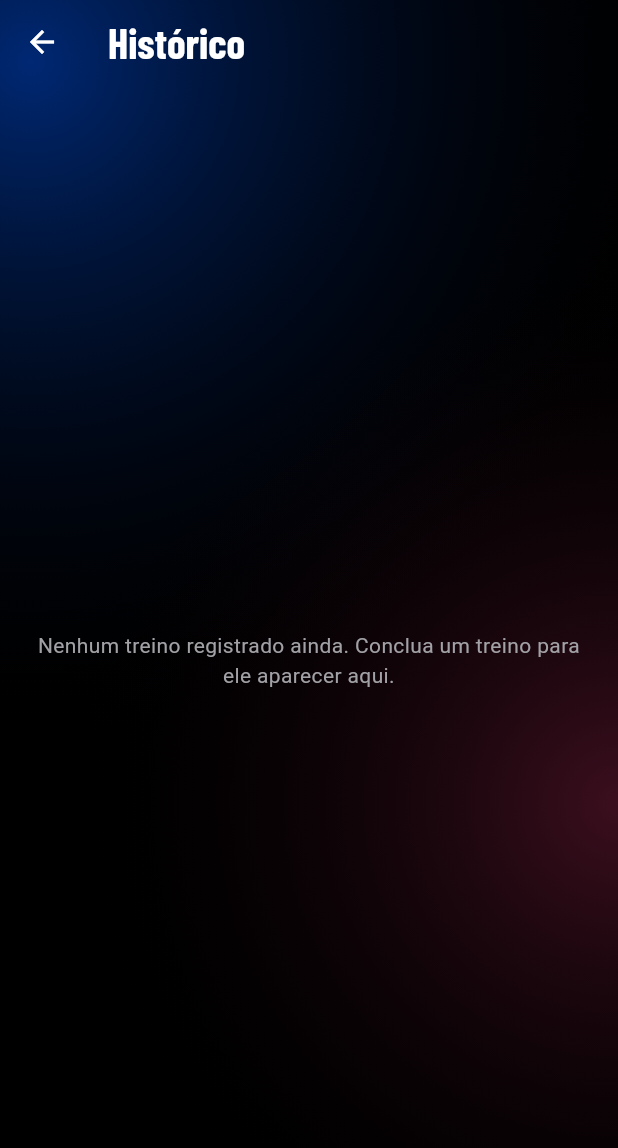
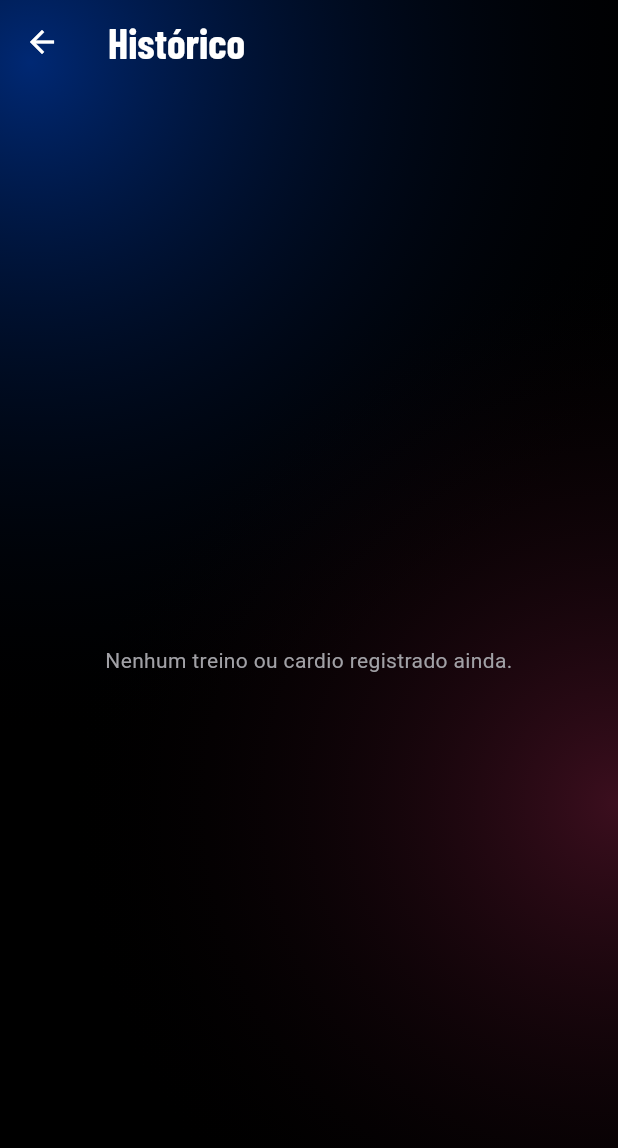
Before and after one commit to marcus250488-png/Treino-, a Flutter app: the HistoricoTela screen opened directly, on a phone screen of 412 x 824 dp. Shown: the top 1148 px of the screen. Run offline on Flutter 3.47's test engine with Material 3 defaults, Android fonts, the phone set to English and light mode, and no system bars; our stand-ins replace cloud_firestore, file_picker, firebase_auth, firebase_core, geolocator, google_fonts and 6 more; missing offline and left inert: syncfusion_flutter_pdf; accounts and stored records are empty.

Commit message:
v1.14.1: historico cardio e alimentos

```diff
--- a/lib/extras.dart
+++ b/lib/extras.dart
@@ -108,21 +108,63 @@ class HistoricoTela extends StatelessWidget {
     final ok = await showDialog<bool>(
       context: context,
       builder: (c) => AlertDialog(
-        title: const Text('Excluir este treino?'),
-        content: Text(
-            '${s.rotulo} • ${fmtDataIso(s.data)}\n\nEle sai do histórico e das estatísticas. Isso não pode ser desfeito.'),
+        title: Text(s.cardio ? 'Excluir este cardio?' : 'Excluir este treino?'),
+        content: Text('${s.dia} • ${fmtDataIso(s.data)}\n\nEste registro será removido do histórico e das estatísticas.'),
         actions: [
-          TextButton(
-              onPressed: () => Navigator.pop(c, false),
-              child: const Text('Cancelar')),
-          TextButton(
-              onPressed: () => Navigator.pop(c, true),
-              child: const Text('Excluir')),
+          TextButton(onPressed: () => Navigator.pop(c, false), child: const Text('Cancelar')),
+          TextButton(onPressed: () => Navigator.pop(c, true), child: const Text('Excluir')),
         ],
       ),
     );
     if (ok == true) await app.excluirSessao(s);
   }
+
+  Widget _tituloSecao(String nome, int quantidade, IconData icone) => Padding(
+    padding: const EdgeInsets.fromLTRB(4, 18, 4, 10),
+    child: Row(children: [
+      Icon(icone, color: kAzul),
+      const SizedBox(width: 8),
+      Text(nome, style: titulo(23)),
+      const Spacer(),
+      Text('$quantidade registros', style: const TextStyle(color: kMudo, fontSize: 12)),
+    ]),
+  );
+
+  Widget _cartao(BuildContext context, Sessao s) {
+    return Padding(
+      padding: const EdgeInsets.only(bottom: 10),
+      child: Vidro(
+        padding: const EdgeInsets.all(14),
+        raio: 22,
+        onTap: () => Navigator.push(context, MaterialPageRoute(builder: (_) => SessaoDetalheTela(sessao: s))),
+        child: Row(children: [
+          Expanded(child: Column(crossAxisAlignment: CrossAxisAlignment.start, children: [
+            Text(s.rotulo, style: titulo(23)),
+            Text(s.treinoDeOutroDia == null
+              ? fmtDataIso(s.data)
+              : '${fmtDataIso(s.data)} • treino de ${s.dia.split('-').first.toLowerCase()}',
+              style: const TextStyle(color: kMudo)),
+            const SizedBox(height: 4),
+            Text(s.cardio
+              ? s.resumoCardio
+              : '${s.series} de ${s.seriesTotal} séries • ${fmtTempo(s.seg)} • ${s.volume.round()} kg',
+              style: const TextStyle(color: kMudo)),
+          ])),
+          Container(
+            padding: const EdgeInsets.symmetric(horizontal: 12, vertical: 6),
+            decoration: BoxDecoration(
+              color: s.completo ? kAzul : const Color.fromRGBO(255, 193, 7, .25),
+              borderRadius: BorderRadius.circular(14)),
+            child: Text(s.completo ? 'Completo' : 'Parcial', style: const TextStyle(fontSize: 12)),
+          ),
+          IconButton(tooltip: s.cardio ? 'Excluir cardio' : 'Excluir treino',
+            onPressed: () => _excluir(context, s),
+            icon: const Icon(Icons.delete_outline, color: Colors.redAccent)),
+        ]),
+      ),
+    );
+  }
+
   @override
   Widget build(BuildContext context) {
     return Scaffold(
@@ -130,89 +172,42 @@ class HistoricoTela extends StatelessWidget {
       body: ListenableBuilder(
         listenable: app,
         builder: (context, _) {
-          final l = app.sessoes.reversed.toList();
-          if (l.isEmpty) {
-            return const Center(
-              child: Padding(
-                padding: EdgeInsets.all(24),
-                child: Text(
-                  'Nenhum treino registrado ainda. Conclua um treino para ele aparecer aqui.',
-                  textAlign: TextAlign.center,
-                  style: TextStyle(color: kMudo),
-                ),
-              ),
-            );
+          final todos = app.sessoes.reversed.toList();
+          final treinos = todos.where((s) => !s.cardio).toList();
+          final cardios = todos.where((s) => s.cardio).toList();
+          if (todos.isEmpty) {
+            return const Center(child: Padding(
+              padding: EdgeInsets.all(24),
+              child: Text('Nenhum treino ou cardio registrado ainda.', textAlign: TextAlign.center, style: TextStyle(color: kMudo)),
+            ));
           }
-          final tempo = l.fold<int>(0, (s, e) => s + e.seg);
-          final vol = l.fold<double>(0, (s, e) => s + e.volume);
+          final tempoTreino = treinos.fold<int>(0, (s, e) => s + e.seg);
+          final volume = treinos.fold<double>(0, (s, e) => s + e.volume);
+          final tempoCardio = cardios.fold<int>(0, (s, e) => s + e.seg);
           return ListView(
             padding: const EdgeInsets.fromLTRB(16, 4, 16, 24),
             children: [
-              Vidro(
-                child: Row(
-                  mainAxisAlignment: MainAxisAlignment.spaceAround,
-                  children: [
-                    _resumo('${l.length}', 'treinos'),
-                    _resumo(fmtTempo(tempo), 'tempo total'),
-                    _resumo('${vol.round()}', 'kg de volume'),
-                  ],
-                ),
-              ),
-              const SizedBox(height: 12),
-              for (final s in l)
-                Padding(
-                  padding: const EdgeInsets.only(bottom: 10),
-                  child: Vidro(
-                    padding: const EdgeInsets.all(14),
-                    raio: 22,
-                    onTap: () => Navigator.push(
-                      context,
-                      MaterialPageRoute(
-                          builder: (_) => SessaoDetalheTela(sessao: s)),
-                    ),
-                    child: Row(
-                      children: [
-                        Expanded(
-                          child: Column(
-                            crossAxisAlignment: CrossAxisAlignment.start,
-                            children: [
-                              Text(s.rotulo, style: titulo(24)),
-                              Text(
-                                  s.treinoDeOutroDia == null
-                                      ? fmtDataIso(s.data)
-                                      : '${fmtDataIso(s.data)} • treino de ${s.dia.split('-').first.toLowerCase()}',
-                                  style: const TextStyle(color: kMudo)),
-                              const SizedBox(height: 4),
-                              Text(
-                                  s.cardio
-                                      ? s.resumoCardio
-                                      : '${s.series} de ${s.seriesTotal} séries • ${fmtTempo(s.seg)} • ${s.volume.round()} kg',
-                                  style: const TextStyle(color: kMudo)),
-                            ],
-                          ),
-                        ),
-                        Container(
-                          padding: const EdgeInsets.symmetric(
-                              horizontal: 12, vertical: 6),
-                          decoration: BoxDecoration(
-                            color: s.completo
-                                ? kAzul
-                                : const Color.fromRGBO(255, 193, 7, .25),
-                            borderRadius: BorderRadius.circular(14),
-                          ),
-                          child: Text(s.completo ? 'Completo' : 'Parcial',
-                              style: const TextStyle(fontSize: 12)),
-                        ),
-                        IconButton(
-                          tooltip: 'Excluir treino',
-                          onPressed: () => _excluir(context, s),
-                          icon: const Icon(Icons.delete_outline,
-                              color: Colors.redAccent),
-                        ),
-                      ],
-                    ),
-                  ),
-                ),
+              Vidro(child: Row(mainAxisAlignment: MainAxisAlignment.spaceAround, children: [
+                _resumo('${treinos.length}', 'treinos'),
+                _resumo(fmtTempo(tempoTreino), 'tempo de treino'),
+                _resumo('${volume.round()}', 'kg de volume'),
+              ])),
+              if (cardios.isNotEmpty) ...[
+                const SizedBox(height: 10),
+                Vidro(child: Row(mainAxisAlignment: MainAxisAlignment.spaceAround, children: [
+                  _resumo('${cardios.length}', 'cardios'),
+                  _resumo(fmtTempo(tempoCardio), 'tempo de cardio'),
+                  _resumo('${cardios.fold<double>(0, (v, e) => v + (e.km ?? 0)).toStringAsFixed(2).replaceAll('.', ',')}', 'km percorridos'),
+                ])),
+              ],
+              if (treinos.isNotEmpty) ...[
+                _tituloSecao('Treinos', treinos.length, Icons.fitness_center),
+                for (final s in treinos) _cartao(context, s),
+              ],
+              if (cardios.isNotEmpty) ...[
+                _tituloSecao('Cardio', cardios.length, Icons.directions_run),
+                for (final s in cardios) _cartao(context, s),
+              ],
             ],
           );
         },
--- a/pubspec.yaml
+++ b/pubspec.yaml
@@ -1,7 +1,7 @@
 name: treino_app
 description: Meu treino - Fase 2
 publish_to: none
-version: 1.14.0+43
+version: 1.14.1+44
 environment:
   sdk: '>=3.3.0 <4.0.0'
 dependencies:
```
Also changed, not shown: LEIA-ME.txt (+12 -1 lines), assets/nutricao.json (+1 -1 lines), lib/nutricao.dart (+25 -1 lines).
